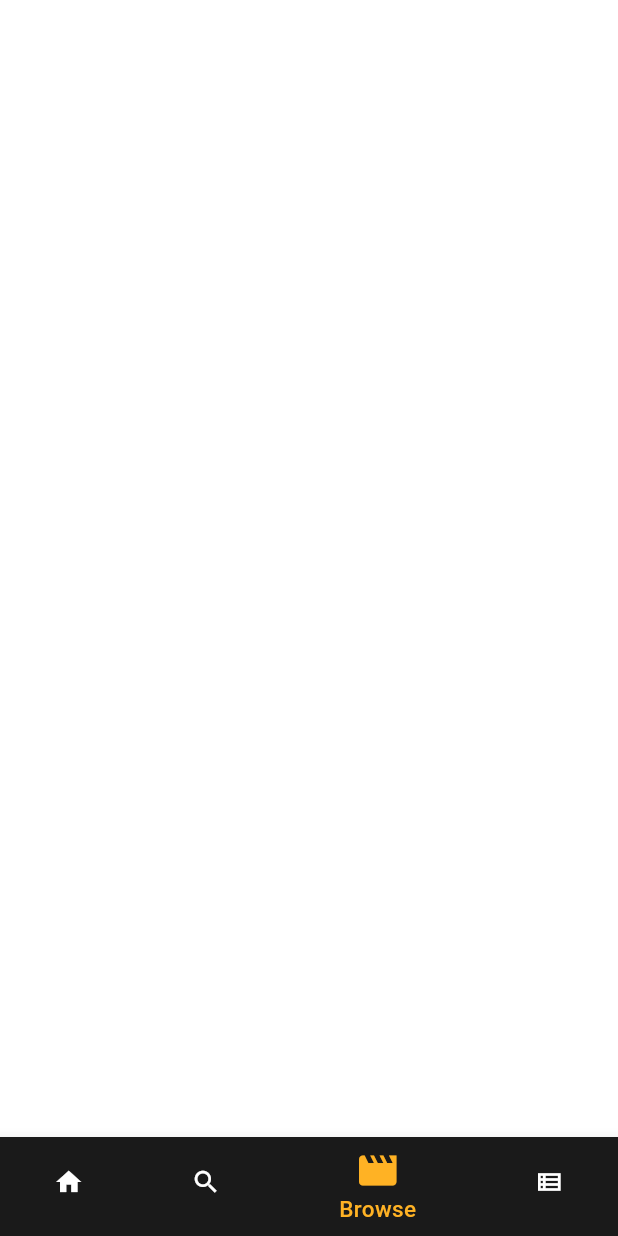
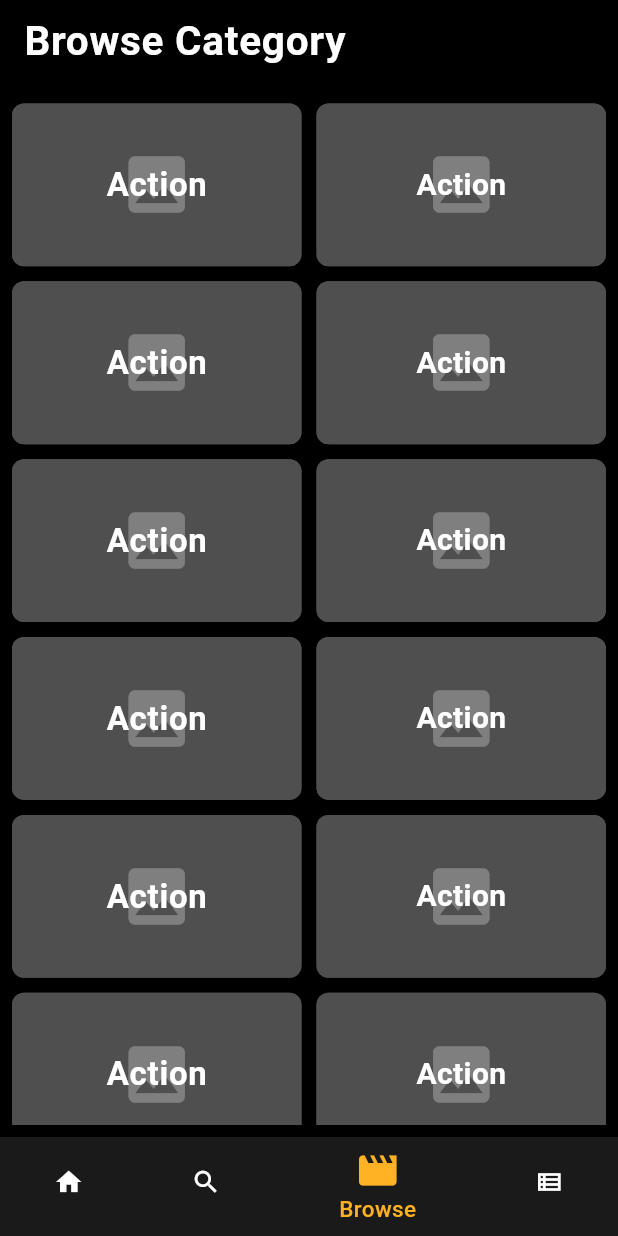
Before and after one commit to MayadaMansour/Movies_App, a Flutter app: the screen it shows after launch, item 3 of the bottom bar chosen, on a phone screen of 412 x 824 dp. Run offline on Flutter 3.47's test engine with Material 3 defaults, Android fonts, the phone set to English and light mode, and no system bars; our stand-ins replace carousel_slider; Roboto replaces fonts that are missing (ElMessiri, Flat).

Commit message:
ui BrowseScreen

```diff
--- a/lib/ui/movies_pages/browse/browse_screen.dart
+++ b/lib/ui/movies_pages/browse/browse_screen.dart
@@ -1,17 +1,112 @@
 import 'package:flutter/material.dart';
 
-class WatchlistScreen extends StatelessWidget {
-  const WatchlistScreen({super.key});
+class BrowseScreen extends StatelessWidget {
+  const BrowseScreen({super.key});
 
   @override
   Widget build(BuildContext context) {
-    return const SafeArea(
-      child: Center(
-          child: Icon(
-            Icons.movie,
-            color: Colors.white,
-            size: 60,
-          )),
+    return Scaffold(
+      backgroundColor: Colors.black,
+      appBar: AppBar(
+        title: Column(
+          crossAxisAlignment: CrossAxisAlignment.stretch,
+          children: [
+            Text("Browse Category",style:Theme.of(context).textTheme.bodyLarge?.copyWith(
+              fontSize: 27
+            ),),
+          ],
+        ),
+        backgroundColor: Colors.black,
+      ),
+      body: Padding(
+        padding: const EdgeInsets.all(8.0),
+        child: ListView.builder(
+          itemCount: 100, // Number of rows
+          itemBuilder: (context, index) {
+            return Padding(
+              padding: const EdgeInsets.symmetric(vertical: 5.0),
+              child: Row(
+                mainAxisAlignment: MainAxisAlignment.spaceBetween,
+                children: [
+                  Expanded(
+                    child: AspectRatio(
+                      aspectRatio: 16 / 9,
+                      child: Stack(
+                        children: [
+                          Container(
+                            decoration: BoxDecoration(
+                              color: Colors.grey,
+                              borderRadius: BorderRadius.circular(8.0),
+                            ),
+                            child: const Center(
+                              child: Icon(
+                                Icons.image,
+                                color: Colors.white,
+                                size: 50,
+                              ),
+                            ),
+                          ),
+                          Container(
+                            decoration: BoxDecoration(
+                              color: Colors.black.withOpacity(0.5),
+                              borderRadius: BorderRadius.circular(8.0),
+                            ),
+                            alignment: Alignment.center,
+                            child: Text(
+                              'Action',
+                                style:Theme.of(context).textTheme.bodyLarge
+                            ),
+                          ),
+                        ],
+                      ),
+                    ),
+                  ),
+                  SizedBox(width: 10), // Spacing between the two images
+                  Expanded(
+                    child: AspectRatio(
+                      aspectRatio: 16 / 9,
+                      child: Stack(
+                        children: [
+                          Container(
+                            decoration: BoxDecoration(
+                              color: Colors.grey,
+                              borderRadius: BorderRadius.circular(8.0),
+                            ),
+                            child: const Center(
+                              child: Icon(
+                                Icons.image,
+                                color: Colors.white,
+                                size: 50,
+                              ),
+                            ),
+                          ),
+                          Container(
+                            decoration: BoxDecoration(
+                              color: Colors.black.withOpacity(0.5),
+                              borderRadius: BorderRadius.circular(8.0),
+                            ),
+                            alignment: Alignment.center,
+                            child: const Text(
+                              'Action',
+                              style: TextStyle(
+                                color: Colors.white,
+                                fontSize: 20,
+                                fontWeight: FontWeight.bold,
+                              ),
+                            ),
+                          ),
+                        ],
+                      ),
+                    ),
+                  ),
+                ],
+              ),
+            );
+          },
+        ),
+      ),
+
     );
+
   }
 }
--- a/lib/ui/movies_pages/watch_list/watch_list_screen.dart
+++ b/lib/ui/movies_pages/watch_list/watch_list_screen.dart
@@ -1,7 +1,7 @@
 import 'package:flutter/material.dart';
 
-class BrowseScreen extends StatelessWidget {
-  const BrowseScreen({super.key});
+class WatchlistScreen extends StatelessWidget {
+  const WatchlistScreen({super.key});
 
   @override
   Widget build(BuildContext context) {
--- a/pubspec.yaml
+++ b/pubspec.yaml
@@ -35,7 +35,7 @@ dependencies:
   # The following adds the Cupertino Icons font to your application.
   # Use with the CupertinoIcons class for iOS style icons.
   cupertino_icons: ^1.0.2
-  http: ^1.2.0
+  http: ^1.1.0
   flutter_bloc: ^8.1.3
   device_preview: ^1.1.0
   dio: ^5.3.3
```
Also changed, not shown: pubspec.lock.
